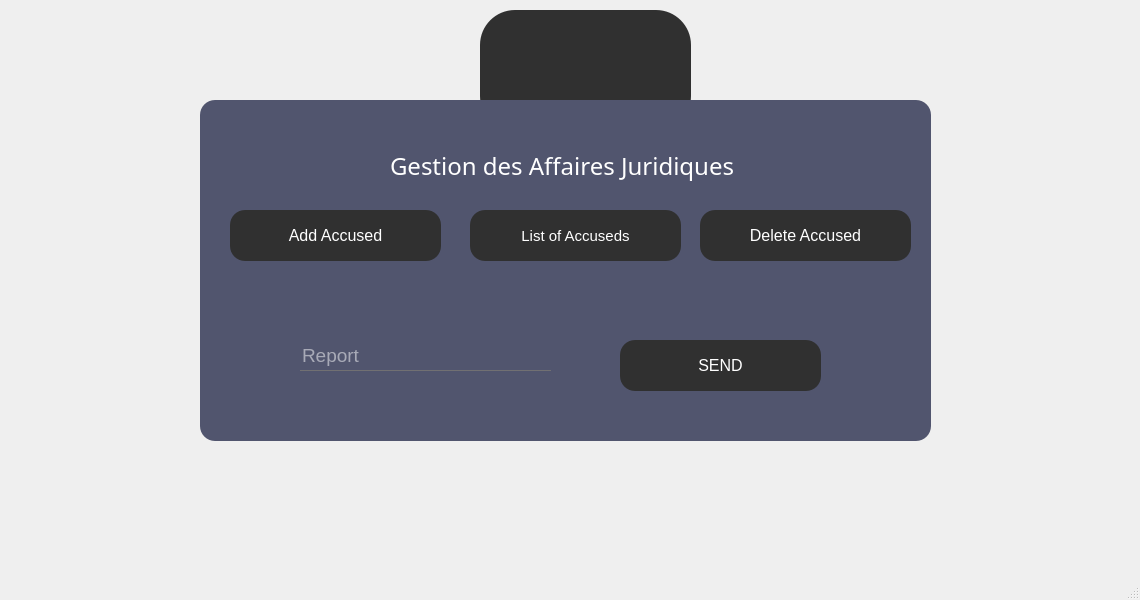
Old version of the form mainwindow.ui in the repository SkanderLaouiti/Gestion-des-affaires-juridiques.
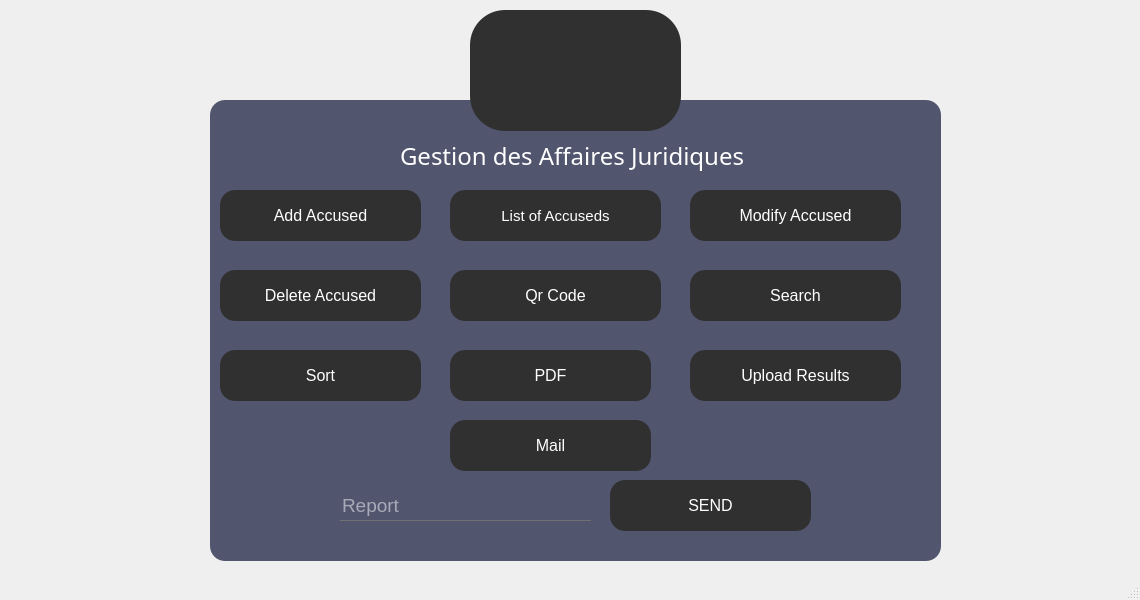
New version of the form. Icons and pictures are not drawn.

Patch:
```diff
--- a/mainwindow.ui
+++ b/mainwindow.ui
@@ -15,14 +15,14 @@
   </property>
   <property name="styleSheet">
    <string notr="true">*{
-    background:url(C:/Users/MAHOX/OneDrive/Desktop/backg.jpg) ;
+    background:url(C:/Users/MAHOX/OneDrive/Desktop/Images_projet/backg.jpg) ;
 }</string>
   </property>
   <widget class="QWidget" name="centralwidget">
    <widget class="QPushButton" name="pushButton_15">
     <property name="geometry">
      <rect>
-      <x>480</x>
+      <x>470</x>
       <y>10</y>
       <width>211</width>
       <height>121</height>
@@ -45,22 +45,22 @@
     </property>
     <property name="icon">
      <iconset>
-      <normaloff>../../../../../clubs &amp; events/icons/2636184.png</normaloff>../../../../../clubs &amp; events/icons/2636184.png</iconset>
+      <normaloff>../../Images_projet/AffLogo.png</normaloff>../../Images_projet/AffLogo.png</iconset>
     </property>
     <property name="iconSize">
      <size>
-      <width>60</width>
-      <height>60</height>
+      <width>90</width>
+      <height>90</height>
      </size>
     </property>
    </widget>
-   <widget class="QFrame" name="Qframe">
+   <widget class="QFrame" name="Interface">
     <property name="geometry">
      <rect>
-      <x>200</x>
+      <x>210</x>
       <y>100</y>
       <width>731</width>
-      <height>341</height>
+      <height>461</height>
      </rect>
     </property>
     <property name="styleSheet">
@@ -80,7 +80,7 @@
      <property name="geometry">
       <rect>
        <x>190</x>
-       <y>40</y>
+       <y>30</y>
        <width>371</width>
        <height>51</height>
       </rect>
@@ -117,11 +117,11 @@
       <bool>true</bool>
      </property>
     </widget>
-    <widget class="QLineEdit" name="lineEdit_4">
+    <widget class="QLineEdit" name="Report">
      <property name="geometry">
       <rect>
-       <x>100</x>
-       <y>240</y>
+       <x>130</x>
+       <y>390</y>
        <width>251</width>
        <height>31</height>
       </rect>
@@ -158,9 +158,9 @@
     <widget class="QPushButton" name="ADD_ACC">
      <property name="geometry">
       <rect>
-       <x>30</x>
-       <y>110</y>
-       <width>211</width>
+       <x>10</x>
+       <y>90</y>
+       <width>201</width>
        <height>51</height>
       </rect>
      </property>
@@ -187,13 +187,23 @@
      <property name="text">
       <string>Add Accused</string>
      </property>
+     <property name="icon">
+      <iconset>
+       <normaloff>../../Images_projet/Add.png</normaloff>../../Images_projet/Add.png</iconset>
+     </property>
+     <property name="iconSize">
+      <size>
+       <width>30</width>
+       <height>25</height>
+      </size>
+     </property>
     </widget>
     <widget class="QPushButton" name="DELETE_ACC">
      <property name="geometry">
       <rect>
-       <x>500</x>
-       <y>110</y>
-       <width>211</width>
+       <x>10</x>
+       <y>170</y>
+       <width>201</width>
        <height>51</height>
       </rect>
      </property>
@@ -219,12 +229,16 @@
      <property name="text">
       <string>Delete Accused</string>
      </property>
+     <property name="icon">
+      <iconset>
+       <normaloff>../../Images_projet/Delete.png</normaloff>../../Images_projet/Delete.png</iconset>
+     </property>
     </widget>
     <widget class="QPushButton" name="List_ACC">
      <property name="geometry">
       <rect>
-       <x>270</x>
-       <y>110</y>
+       <x>240</x>
+       <y>90</y>
        <width>211</width>
        <height>51</height>
       </rect>
@@ -251,12 +265,22 @@
      <property name="text">
       <string>List of Accuseds</string>
      </property>
+     <property name="icon">
+      <iconset>
+       <normaloff>../../Images_projet/Display.png</normaloff>../../Images_projet/Display.png</iconset>
+     </property>
+     <property name="iconSize">
+      <size>
+       <width>30</width>
+       <height>25</height>
+      </size>
+     </property>
     </widget>
     <widget class="QPushButton" name="pushButton_16">
      <property name="geometry">
       <rect>
-       <x>420</x>
-       <y>240</y>
+       <x>400</x>
+       <y>380</y>
        <width>201</width>
        <height>51</height>
       </rect>
@@ -283,8 +307,314 @@
      <property name="text">
       <string>SEND</string>
      </property>
+     <property name="icon">
+      <iconset>
+       <normaloff>../../Images_projet/report.png</normaloff>../../Images_projet/report.png</iconset>
+     </property>
+     <property name="iconSize">
+      <size>
+       <width>30</width>
+       <height>68</height>
+      </size>
+     </property>
+    </widget>
+    <widget class="QPushButton" name="MODIFY">
+     <property name="geometry">
+      <rect>
+       <x>480</x>
+       <y>90</y>
+       <width>211</width>
+       <height>51</height>
+      </rect>
+     </property>
+     <property name="font">
+      <font>
+       <pointsize>12</pointsize>
+      </font>
+     </property>
+     <property name="styleSheet">
+      <string notr="true">*{
+color:white;
+border-radius: 15px;
+background:#303030;
+}
+
+*:hover
+{
+	color:#303030;
+	border-radius:15px;
+	background:white
+}</string>
+     </property>
+     <property name="text">
+      <string>Modify Accused</string>
+     </property>
+     <property name="icon">
+      <iconset>
+       <normaloff>../../Images_projet/Modify.png</normaloff>../../Images_projet/Modify.png</iconset>
+     </property>
+     <property name="iconSize">
+      <size>
+       <width>40</width>
+       <height>25</height>
+      </size>
+     </property>
+    </widget>
+    <widget class="QPushButton" name="QrCode">
+     <property name="geometry">
+      <rect>
+       <x>240</x>
+       <y>170</y>
+       <width>211</width>
+       <height>51</height>
+      </rect>
+     </property>
+     <property name="font">
+      <font>
+       <pointsize>12</pointsize>
+      </font>
+     </property>
+     <property name="styleSheet">
+      <string notr="true">*{
+color:white;
+border-radius: 15px;
+background:#303030;
+}
+
+*:hover
+{
+	color:#303030;
+	border-radius:15px;
+	background:white
+}</string>
+     </property>
+     <property name="text">
+      <string>Qr Code</string>
+     </property>
+     <property name="icon">
+      <iconset>
+       <normaloff>../../Images_projet/Qr code.png</normaloff>../../Images_projet/Qr code.png</iconset>
+     </property>
+     <property name="iconSize">
+      <size>
+       <width>50</width>
+       <height>25</height>
+      </size>
+     </property>
+    </widget>
+    <widget class="QPushButton" name="search">
+     <property name="geometry">
+      <rect>
+       <x>480</x>
+       <y>170</y>
+       <width>211</width>
+       <height>51</height>
+      </rect>
+     </property>
+     <property name="font">
+      <font>
+       <pointsize>12</pointsize>
+      </font>
+     </property>
+     <property name="styleSheet">
+      <string notr="true">*{
+color:white;
+border-radius: 15px;
+background:#303030;
+}
+
+*:hover
+{
+	color:#303030;
+	border-radius:15px;
+	background:white
+}</string>
+     </property>
+     <property name="text">
+      <string>Search</string>
+     </property>
+     <property name="icon">
+      <iconset>
+       <normaloff>../../Images_projet/srch.png</normaloff>../../Images_projet/srch.png</iconset>
+     </property>
+     <property name="iconSize">
+      <size>
+       <width>80</width>
+       <height>25</height>
+      </size>
+     </property>
+    </widget>
+    <widget class="QPushButton" name="Sort">
+     <property name="geometry">
+      <rect>
+       <x>10</x>
+       <y>250</y>
+       <width>201</width>
+       <height>51</height>
+      </rect>
+     </property>
+     <property name="font">
+      <font>
+       <pointsize>12</pointsize>
+      </font>
+     </property>
+     <property name="styleSheet">
+      <string notr="true">*{
+color:white;
+border-radius: 15px;
+background:#303030;
+}
+
+*:hover
+{
+	color:#303030;
+	border-radius:15px;
+	background:white
+}</string>
+     </property>
+     <property name="text">
+      <string>Sort</string>
+     </property>
+     <property name="icon">
+      <iconset>
+       <normaloff>../../Images_projet/tri.png</normaloff>../../Images_projet/tri.png</iconset>
+     </property>
+     <property name="iconSize">
+      <size>
+       <width>80</width>
+       <height>25</height>
+      </size>
+     </property>
+    </widget>
+    <widget class="QPushButton" name="PDF">
+     <property name="geometry">
+      <rect>
+       <x>240</x>
+       <y>250</y>
+       <width>201</width>
+       <height>51</height>
+      </rect>
+     </property>
+     <property name="font">
+      <font>
+       <pointsize>12</pointsize>
+      </font>
+     </property>
+     <property name="styleSheet">
+      <string notr="true">*{
+color:white;
+border-radius: 15px;
+background:#303030;
+}
+
+*:hover
+{
+	color:#303030;
+	border-radius:15px;
+	background:white
+}</string>
+     </property>
+     <property name="text">
+      <string>PDF</string>
+     </property>
+     <property name="icon">
+      <iconset>
+       <normaloff>../../Images_projet/pdf.png</normaloff>../../Images_projet/pdf.png</iconset>
+     </property>
+     <property name="iconSize">
+      <size>
+       <width>80</width>
+       <height>28</height>
+      </size>
+     </property>
+    </widget>
+    <widget class="QPushButton" name="RES">
+     <property name="geometry">
+      <rect>
+       <x>480</x>
+       <y>250</y>
+       <width>211</width>
+       <height>51</height>
+      </rect>
+     </property>
+     <property name="font">
+      <font>
+       <pointsize>12</pointsize>
+      </font>
+     </property>
+     <property name="styleSheet">
+      <string notr="true">*{
+color:white;
+border-radius: 15px;
+background:#303030;
+}
+
+*:hover
+{
+	color:#303030;
+	border-radius:15px;
+	background:white
+}</string>
+     </property>
+     <property name="text">
+      <string>Upload Results</string>
+     </property>
+     <property name="icon">
+      <iconset>
+       <normaloff>../../Images_projet/upload.png</normaloff>../../Images_projet/upload.png</iconset>
+     </property>
+     <property name="iconSize">
+      <size>
+       <width>80</width>
+       <height>28</height>
+      </size>
+     </property>
+    </widget>
+    <widget class="QPushButton" name="MAIL">
+     <property name="geometry">
+      <rect>
+       <x>240</x>
+       <y>320</y>
+       <width>201</width>
+       <height>51</height>
+      </rect>
+     </property>
+     <property name="font">
+      <font>
+       <pointsize>12</pointsize>
+      </font>
+     </property>
+     <property name="styleSheet">
+      <string notr="true">*{
+color:white;
+border-radius: 15px;
+background:#303030;
+}
+
+*:hover
+{
+	color:#303030;
+	border-radius:15px;
+	background:white
+}</string>
+     </property>
+     <property name="text">
+      <string>Mail</string>
+     </property>
+     <property name="icon">
+      <iconset>
+       <normaloff>../../Images_projet/Email.png</normaloff>../../Images_projet/Email.png</iconset>
+     </property>
+     <property name="iconSize">
+      <size>
+       <width>68</width>
+       <height>68</height>
+      </size>
+     </property>
     </widget>
    </widget>
+   <zorder>Interface</zorder>
+   <zorder>pushButton_15</zorder>
   </widget>
   <widget class="QMenuBar" name="menubar">
    <property name="geometry">
```
